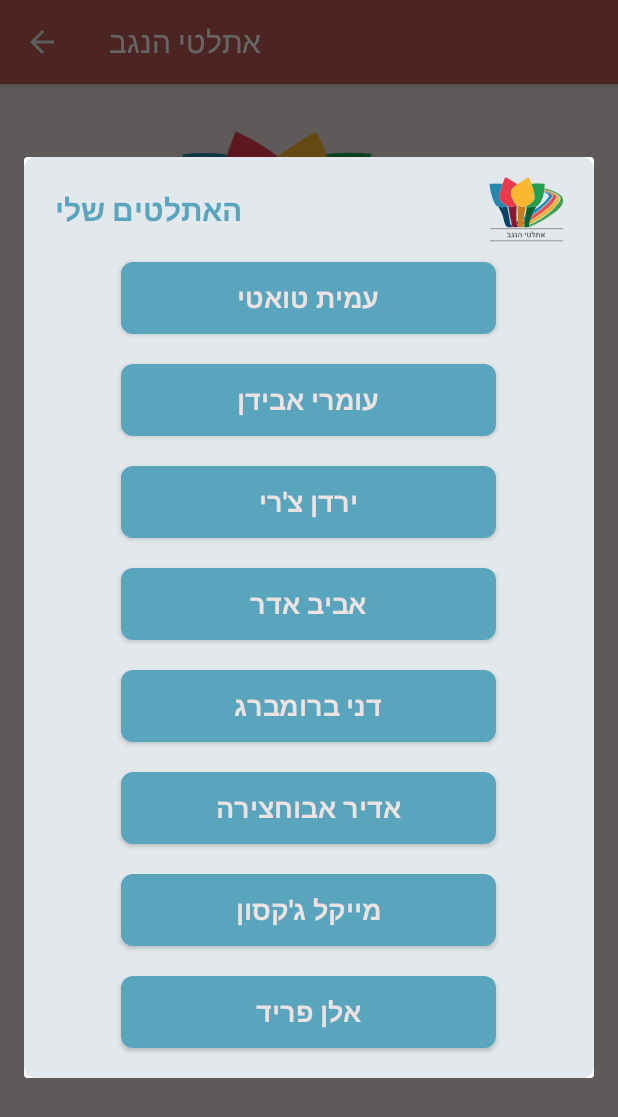
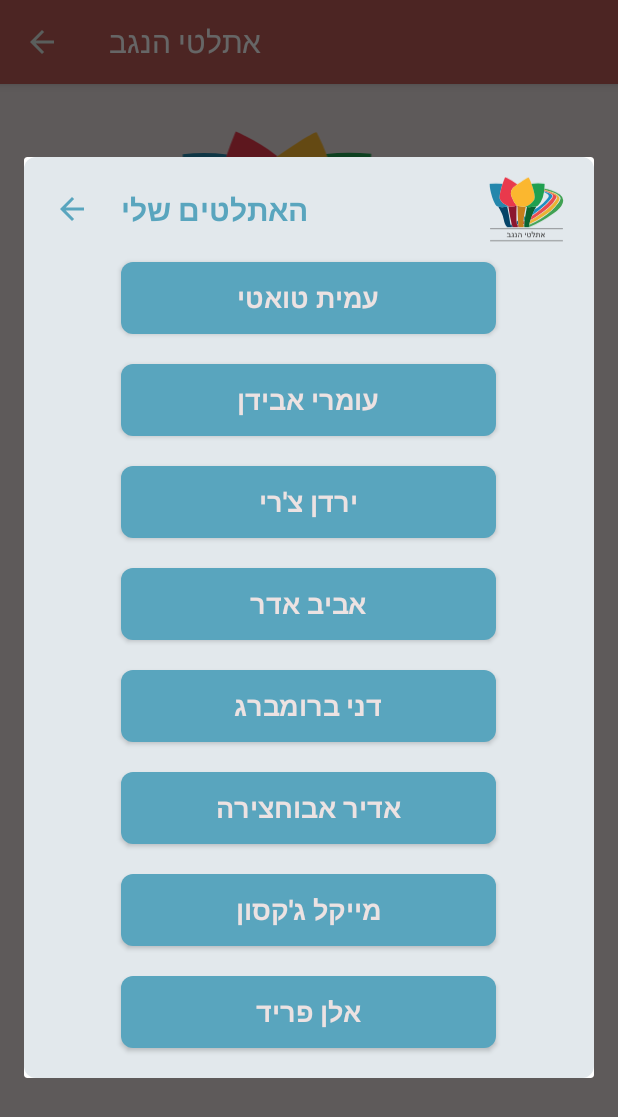
Before and after one commit to Amitwati/AthleticsApp, an Android app: the MenuActivity screen opened directly, with no data from a screen before it, after a tap on an icon or button, on a phone screen of 412 x 824 dp. Shown: the top 1117 px of the screen. Run offline under Robolectric (Android 15) with nearby library versions, the phone set to English and light mode, and no system bars.

Commit message:
added new dialog

```diff
--- a/app/src/main/java/com/example/amitwati/athleticsapp/MenuActivity.java
+++ b/app/src/main/java/com/example/amitwati/athleticsapp/MenuActivity.java
@@ -18,6 +18,7 @@ import android.view.ViewGroup;
 import android.view.Window;
 import android.view.WindowManager;
 import android.widget.Button;
+import android.widget.ImageView;
 import android.widget.LinearLayout;
 import android.widget.ListAdapter;
 import android.widget.ListView;
@@ -81,7 +82,7 @@ public class MenuActivity extends AppCompatActivity {
         builder.setView(v);
 
         //build the alert dialog view
-        AlertDialog dialog = builder.create();
+        final AlertDialog dialog = builder.create();
 
         //remove the titlebar
         dialog.requestWindowFeature(Window.FEATURE_NO_TITLE);
@@ -89,6 +90,16 @@ public class MenuActivity extends AppCompatActivity {
         //show the dialog
         dialog.show();
 
+        //set the dismiss btn
+        ImageView back_btn = v.findViewById(R.id.back_btn);
+        back_btn.setOnClickListener(new View.OnClickListener() {
+            @Override
+            public void onClick(View view) {
+                dialog.dismiss();
+            }
+        });
+
+
     }
 
 }
--- /dev/null
+++ b/app/src/main/res/drawable/ic_arrow_back_black_24dp.xml
@@ -0,0 +1,9 @@
+<vector xmlns:android="http://schemas.android.com/apk/res/android"
+        android:width="24dp"
+        android:height="24dp"
+        android:viewportWidth="24.0"
+        android:viewportHeight="24.0">
+    <path
+        android:fillColor="#FF000000"
+        android:pathData="M20,11H7.83l5.59,-5.59L12,4l-8,8 8,8 1.41,-1.41L7.83,13H20v-2z"/>
+</vector>
--- a/app/src/main/res/layout/list_dialog_layout.xml
+++ b/app/src/main/res/layout/list_dialog_layout.xml
@@ -21,14 +21,26 @@
             android:src="@drawable/ic_icon"
             android:layout_alignParentRight="true"/>
 
+        <ImageView
+            android:id="@+id/back_btn"
+            android:layout_width="wrap_content"
+            android:layout_height="wrap_content"
+            android:src="@drawable/ic_arrow_back_black_24dp"
+            android:layout_centerVertical="true"
+            android:paddingRight="20dp"
+            android:tint="@color/colorPrimary_BLUE"/>
+
         <TextView
             android:layout_width="wrap_content"
             android:layout_height="wrap_content"
             android:layout_centerVertical="true"
+            android:layout_toRightOf="@+id/back_btn"
             android:text="האתלטים שלי"
-            android:textStyle="bold"
             android:textColor="@color/colorPrimary_BLUE"
-            android:textSize="20dp" />
+            android:textSize="20dp"
+            android:textStyle="bold" />
+
+
     </RelativeLayout>
 
     <ListView
```
